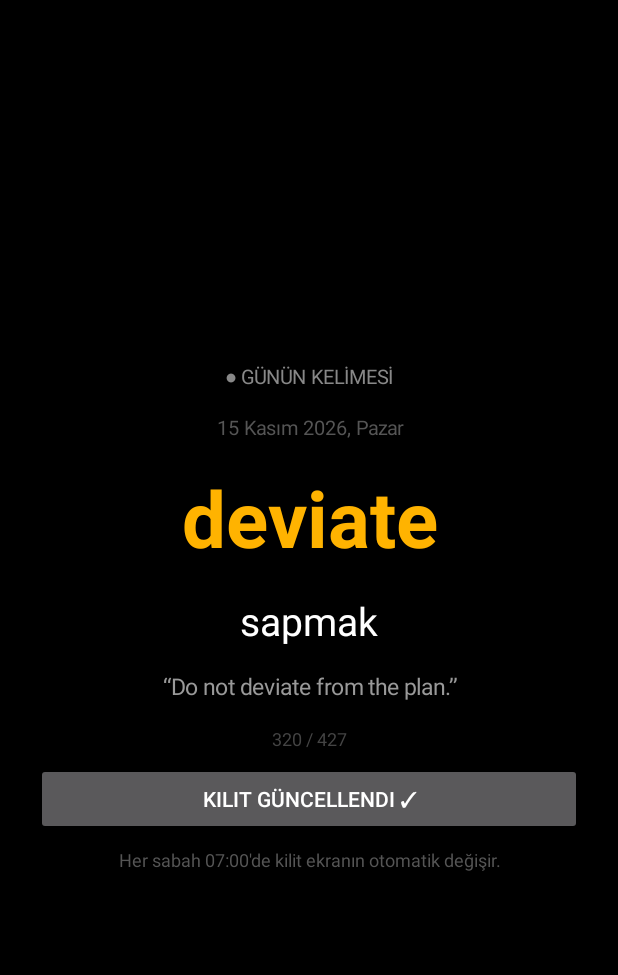
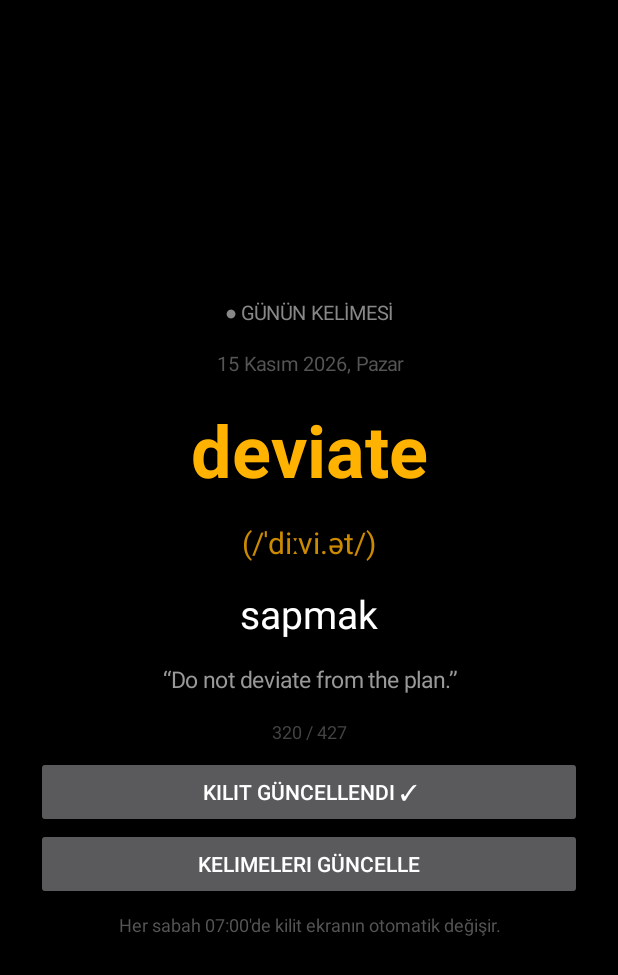
Before and after one commit to powerprens/gunun-kelimesi, an Android app: the screen it shows after launch (MainActivity), after a tap on an icon or button, on a phone screen of 412 x 824 dp. Shown: the top 975 px of the screen. Run offline under Robolectric (Android 15) with nearby library versions, the phone set to English and light mode, and no system bars.

Commit message:
v1.1: okunus + uygulama ici kelime guncelleme

```diff
--- a/app/build.gradle
+++ b/app/build.gradle
@@ -10,8 +10,8 @@ android {
         applicationId 'com.yusaa.gununkelimesi'
         minSdk 26
         targetSdk 34
-        versionCode 1
-        versionName '1.0'
+        versionCode 2
+        versionName '1.1'
     }
 
     buildTypes {
--- a/app/src/main/AndroidManifest.xml
+++ b/app/src/main/AndroidManifest.xml
@@ -3,10 +3,13 @@
     <uses-permission android:name="android.permission.SET_WALLPAPER" />
     <uses-permission android:name="android.permission.POST_NOTIFICATIONS" />
     <uses-permission android:name="android.permission.RECEIVE_BOOT_COMPLETED" />
+    <uses-permission android:name="android.permission.INTERNET" />
+    <uses-permission android:name="android.permission.ACCESS_NETWORK_STATE" />
     <application
         android:label="Günün Kelimesi"
         android:theme="@android:style/Theme.Material.NoActionBar"
-        android:supportsRtl="true">
+        android:supportsRtl="true"
+        android:usesCleartextTraffic="false">
         <activity
             android:name=".MainActivity"
             android:exported="true">
--- a/app/src/main/java/com/yusaa/gununkelimesi/MainActivity.java
+++ b/app/src/main/java/com/yusaa/gununkelimesi/MainActivity.java
@@ -10,6 +10,7 @@ import android.view.Gravity;
 import android.widget.Button;
 import android.widget.LinearLayout;
 import android.widget.TextView;
+import android.widget.Toast;
 
 import java.text.SimpleDateFormat;
 import java.util.Date;
@@ -39,9 +40,12 @@ public class MainActivity extends Activity {
         String date = new SimpleDateFormat("d MMMM yyyy, EEEE", new Locale("tr")).format(new Date());
         root.addView(mk(date, 13, 0xFF555555));
 
-        TextView en = mk(w.en, 52, 0xFFFFB300);
+        TextView en = mk(w.en, 48, 0xFFFFB300);
         en.setTypeface(Typeface.DEFAULT_BOLD);
         root.addView(en);
+        if (w.okunus != null && !w.okunus.isEmpty()) {
+            root.addView(mk("(" + w.okunus + ")", 20, 0xFFCC8A00));
+        }
         root.addView(mk(w.tr, 26, Color.WHITE));
         root.addView(mk("\u201C" + w.ex + "\u201D", 15, 0xFF999999));
         root.addView(mk((w.index + 1) + " / " + w.total, 12, 0xFF444444));
@@ -61,6 +65,31 @@ public class MainActivity extends Activity {
             }).start();
         });
         root.addView(btn);
+
+        Button upd = new Button(this);
+        upd.setText("Kelimeleri g\u00FCncelle");
+        upd.setOnClickListener(v -> {
+            upd.setEnabled(false);
+            upd.setText("Denetleniyor...");
+            new Thread(() -> {
+                String res = WordProvider.updateFromNetwork(this);
+                runOnUiThread(() -> {
+                    upd.setEnabled(true);
+                    upd.setText("Kelimeleri g\u00FCncelle");
+                    if (res.startsWith("guncellendi:")) {
+                        String n = res.substring("guncellendi:".length());
+                        Toast.makeText(this, n + " kelime y\u00FCklendi, yeniden ba\u015Flat\u0131l\u0131yor", Toast.LENGTH_LONG).show();
+                        recreate();
+                    } else if (res.equals("guncel")) {
+                        Toast.makeText(this, "Kelimeler zaten g\u00FCncel", Toast.LENGTH_SHORT).show();
+                    } else {
+                        Toast.makeText(this, "\u0130nternet yok ya da sunucuya ula\u015F\u0131lamad\u0131", Toast.LENGTH_LONG).show();
+                    }
+                });
+            }).start();
+        });
+        root.addView(upd);
+
         root.addView(mk("Her sabah 07:00'de kilit ekran\u0131n otomatik de\u011Fi\u015Fir.", 12, 0xFF555555));
 
         setContentView(root);
--- a/app/src/main/java/com/yusaa/gununkelimesi/WallpaperHelper.java
+++ b/app/src/main/java/com/yusaa/gununkelimesi/WallpaperHelper.java
@@ -28,7 +28,7 @@ public class WallpaperHelper {
             Locale tr = new Locale("tr");
             String date = new SimpleDateFormat("d MMMM yyyy", tr).format(new Date());
 
-            float y = 700f;
+            float y = 660f;
             p.setColor(0xFF666666);
             p.setTextSize(40f);
             c.drawText("GÜNÜN KELİMESİ", W / 2f, y, p);
@@ -41,7 +41,16 @@ public class WallpaperHelper {
             p.setColor(0xFFFFB300);
             p.setTypeface(Typeface.create(Typeface.DEFAULT, Typeface.BOLD));
             p.setTextSize(120f);
-            y = drawWrapped(c, w.en, W / 2f, y, p, W - 160) + 50f;
+            y = drawWrapped(c, w.en, W / 2f, y, p, W - 160) + 30f;
+
+            if (w.okunus != null && !w.okunus.isEmpty()) {
+                p.setTypeface(Typeface.DEFAULT);
+                p.setColor(0xFFCC8A00);
+                p.setTextSize(56f);
+                y = drawWrapped(c, "(" + w.okunus + ")", W / 2f, y, p, W - 160) + 30f;
+            } else {
+                y += 20f;
+            }
 
             p.setTypeface(Typeface.DEFAULT);
             p.setColor(Color.WHITE);
--- a/app/src/main/java/com/yusaa/gununkelimesi/Word.java
+++ b/app/src/main/java/com/yusaa/gununkelimesi/Word.java
@@ -4,13 +4,15 @@ public class Word {
     public final String en;
     public final String tr;
     public final String ex;
+    public final String okunus;
     public final int index;
     public final int total;
 
-    public Word(String en, String tr, String ex, int index, int total) {
+    public Word(String en, String tr, String ex, String okunus, int index, int total) {
         this.en = en;
         this.tr = tr;
         this.ex = ex;
+        this.okunus = okunus == null ? "" : okunus;
         this.index = index;
         this.total = total;
     }
--- a/app/src/main/java/com/yusaa/gununkelimesi/WordProvider.java
+++ b/app/src/main/java/com/yusaa/gununkelimesi/WordProvider.java
@@ -5,26 +5,43 @@ import android.content.Context;
 import org.json.JSONArray;
 import org.json.JSONObject;
 
+import java.io.File;
+import java.io.FileInputStream;
+import java.io.FileOutputStream;
 import java.io.InputStream;
+import java.net.HttpURLConnection;
+import java.net.URL;
 import java.nio.charset.StandardCharsets;
 import java.util.Calendar;
 
 public class WordProvider {
+    private static final String CACHE = "words-cache.json";
+    private static final String REMOTE = "https://ingilizce.yusaa.com.tr/words.json";
     private static JSONArray cache = null;
+
+    private static byte[] readAll(InputStream is) throws Exception {
+        byte[] buf = new byte[65536];
+        int r;
+        java.io.ByteArrayOutputStream out = new java.io.ByteArrayOutputStream();
+        while ((r = is.read(buf)) > 0) {
+            out.write(buf, 0, r);
+        }
+        is.close();
+        return out.toByteArray();
+    }
 
     private static synchronized JSONArray load(Context ctx) throws Exception {
         if (cache != null) {
             return cache;
         }
+        File f = new File(ctx.getFilesDir(), CACHE);
+        if (f.exists()) {
+            FileInputStream fis = new FileInputStream(f);
+            cache = new JSONArray(new String(readAll(fis), StandardCharsets.UTF_8));
+            return cache;
+        }
         InputStream is = ctx.getAssets().open("words.json");
-        byte[] buf = new byte[is.available()];
-        int n = 0;
-        int r;
-        while ((r = is.read(buf, n, buf.length - n)) > 0) {
-            n += r;
-        }
-        is.close();
-        cache = new JSONArray(new String(buf, 0, n, StandardCharsets.UTF_8));
+        cache = new JSONArray(new String(readAll(is), StandardCharsets.UTF_8));
         return cache;
     }
 
@@ -35,9 +52,46 @@ public class WordProvider {
             int day = Calendar.getInstance().get(Calendar.DAY_OF_YEAR);
             int idx = day % total;
             JSONObject o = arr.getJSONObject(idx);
-            return new Word(o.getString("en"), o.getString("tr"), o.getString("ex"), idx, total);
+            return new Word(o.getString("en"), o.getString("tr"), o.getString("ex"),
+                    o.optString("okunus", ""), idx, total);
         } catch (Exception e) {
-            return new Word("hello", "merhaba", "Hello, world!", 0, 1);
+            return new Word("hello", "merhaba", "Hello, world!", "/h\u0259\u02c8lo\u028a/", 0, 1);
+        }
+    }
+
+    /** Sunucudan güncel listeyi indirir. Dönüş: 'guncel', 'guncellendi:N' veya 'hata'. */
+    public static String updateFromNetwork(Context ctx) {
+        HttpURLConnection c = null;
+        try {
+            URL url = new URL(REMOTE);
+            c = (HttpURLConnection) url.openConnection();
+            c.setConnectTimeout(15000);
+            c.setReadTimeout(20000);
+            if (c.getResponseCode() != 200) {
+                return "hata";
+            }
+            String fresh = new String(readAll(c.getInputStream()), StandardCharsets.UTF_8);
+            JSONArray arr = new JSONArray(fresh);
+            if (arr.length() == 0) {
+                return "hata";
+            }
+            synchronized (WordProvider.class) {
+                if (cache != null && cache.toString().equals(arr.toString())) {
+                    return "guncel";
+                }
+                File f = new File(ctx.getFilesDir(), CACHE);
+                FileOutputStream fos = new FileOutputStream(f);
+                fos.write(fresh.getBytes(StandardCharsets.UTF_8));
+                fos.close();
+                cache = arr;
+            }
+            return "guncellendi:" + arr.length();
+        } catch (Exception e) {
+            return "hata";
+        } finally {
+            if (c != null) {
+                c.disconnect();
+            }
         }
     }
 }
```
Also changed, not shown: app/src/main/assets/words.json (+1 -1 lines).
